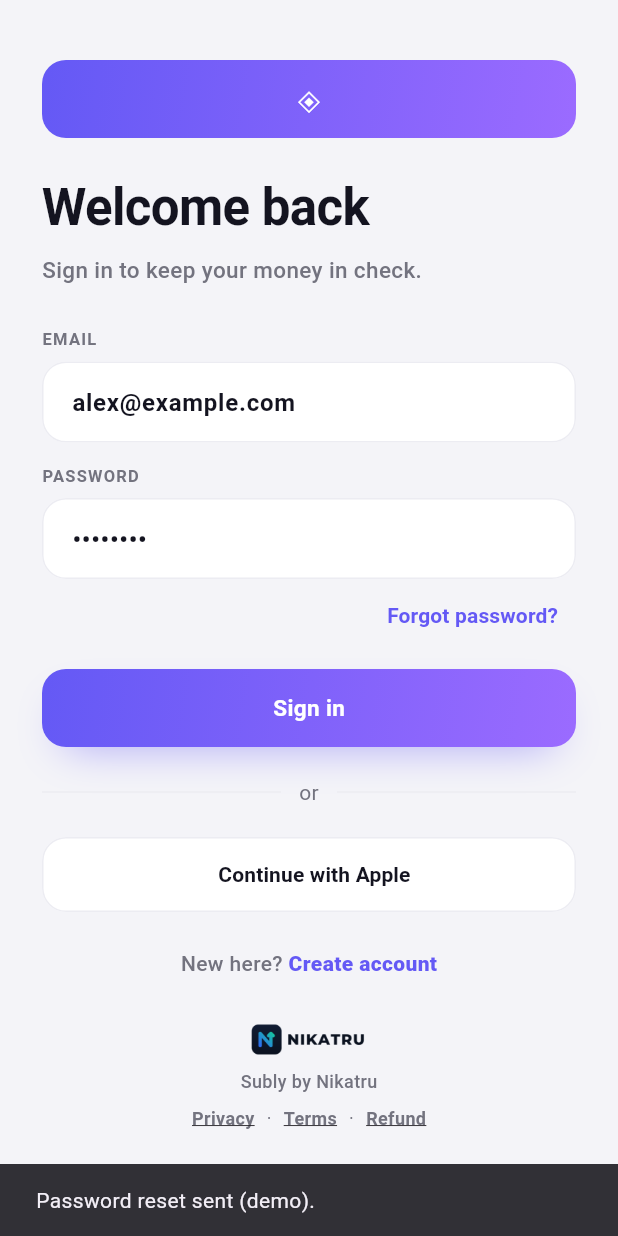
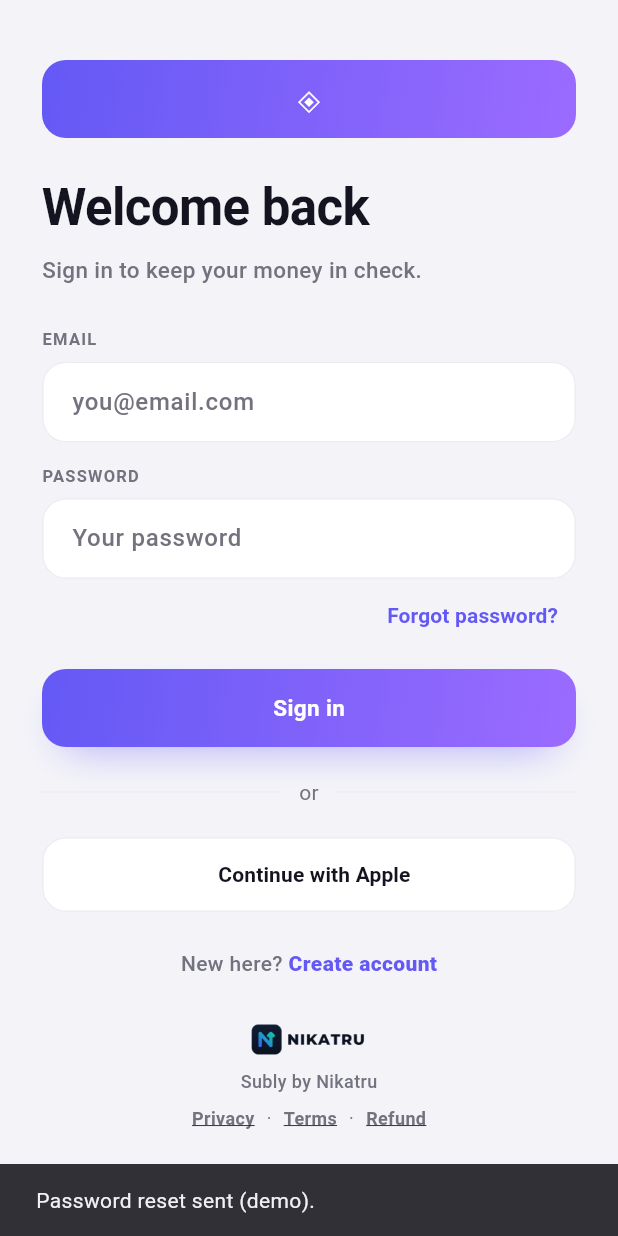
Before and after one commit to globalonlinedeveloper/Project_Cross_Platform_Apps, a Flutter app: the LoginScreen screen opened by its route, after a tap on "Forgot password?", on a phone screen of 412 x 824 dp. Run offline on Flutter 3.47's test engine with Material 3 defaults, Android fonts, the phone set to English and light mode, and no system bars; our stand-ins replace dio, flutter_local_notifications, flutter_riverpod, go_router, supabase_flutter, timezone; accounts and stored records are empty; Roboto replaces fonts that are missing (Manrope, Space Grotesk).

Commit message:
fix(login,scan): real login UX + friendly errors; determinate scan progress; tests
- login: drop the demo alex@example.com/password pre-fill, add field hints,
  client-side validation (empty / bad email), and map auth errors to friendly
  messages so users never see a raw AuthApiException.
- scan: the linear progress bar now tracks the real percentage.
- test/logic_test.dart: unit tests (Currency, Subscription) + enable `flutter test` in CI.
- integration_test: negative-path coverage — empty fields + invalid credentials.

```diff
--- a/app/lib/features/auth/login_screen.dart
+++ b/app/lib/features/auth/login_screen.dart
@@ -16,10 +16,8 @@ class LoginScreen extends ConsumerStatefulWidget {
 }
 
 class _LoginScreenState extends ConsumerState<LoginScreen> {
-  final TextEditingController _email =
-      TextEditingController(text: 'alex@example.com');
-  final TextEditingController _password =
-      TextEditingController(text: 'password');
+  final TextEditingController _email = TextEditingController();
+  final TextEditingController _password = TextEditingController();
   bool _loading = false;
   bool _signUp = false;
 
@@ -31,6 +29,15 @@ class _LoginScreenState extends ConsumerState<LoginScreen> {
   }
 
   Future<void> _submit() async {
+    final String email = _email.text.trim();
+    if (email.isEmpty || _password.text.isEmpty) {
+      _snack('Enter your email and password.');
+      return;
+    }
+    if (!email.contains('@') || !email.contains('.')) {
+      _snack('Enter a valid email address.');
+      return;
+    }
     setState(() => _loading = true);
     final auth = ref.read(authRepositoryProvider);
     try {
@@ -65,8 +72,39 @@ class _LoginScreenState extends ConsumerState<LoginScreen> {
   void _snack(Object e) {
     if (!mounted) return;
     ScaffoldMessenger.of(context).showSnackBar(
-      SnackBar(content: Text(e.toString().replaceFirst('Exception: ', ''))),
+      SnackBar(content: Text(_friendlyMessage(e))),
     );
+  }
+
+  /// Maps raw auth/network errors onto short, human messages so users never see
+  /// a stack-tracey exception (e.g. Supabase's invalid_credentials).
+  String _friendlyMessage(Object e) {
+    if (e is String) return e;
+    final String raw = e.toString().toLowerCase();
+    if (raw.contains('invalid_credentials') || raw.contains('invalid login')) {
+      return 'Incorrect email or password.';
+    }
+    if (raw.contains('already registered') ||
+        raw.contains('already been registered') ||
+        raw.contains('user_already_exists')) {
+      return 'That email is already registered — try signing in.';
+    }
+    if (raw.contains('weak_password') || raw.contains('password should be')) {
+      return 'Password must be at least 6 characters.';
+    }
+    if (raw.contains('email_not_confirmed') || raw.contains('not confirmed')) {
+      return 'Please confirm your email, then sign in.';
+    }
+    if (raw.contains('rate limit') || raw.contains('over_email_send')) {
+      return 'Too many attempts — please wait a moment and try again.';
+    }
+    if (raw.contains('socketexception') ||
+        raw.contains('failed host lookup') ||
+        raw.contains('connection') ||
+        raw.contains('network')) {
+      return 'Network error — check your connection and try again.';
+    }
+    return 'Something went wrong. Please try again.';
   }
 
   @override
@@ -102,10 +140,11 @@ class _LoginScreenState extends ConsumerState<LoginScreen> {
               ),
               const SizedBox(height: 28),
               _field('EMAIL', _email, TextInputType.emailAddress,
-                  fieldKey: E2EKeys.loginEmail),
+                  fieldKey: E2EKeys.loginEmail, hint: 'you@email.com'),
               const SizedBox(height: 14),
               _field('PASSWORD', _password, TextInputType.text,
-                  obscure: true, fieldKey: E2EKeys.loginPassword),
+                  obscure: true, fieldKey: E2EKeys.loginPassword,
+                  hint: 'Your password'),
               if (!_signUp)
                 Align(
                   alignment: Alignment.centerRight,
@@ -176,7 +215,7 @@ class _LoginScreenState extends ConsumerState<LoginScreen> {
   }
 
   Widget _field(String label, TextEditingController c, TextInputType type,
-      {bool obscure = false, Key? fieldKey}) {
+      {bool obscure = false, Key? fieldKey, String? hint}) {
     return Column(
       crossAxisAlignment: CrossAxisAlignment.start,
       children: <Widget>[
@@ -189,6 +228,8 @@ class _LoginScreenState extends ConsumerState<LoginScreen> {
           keyboardType: type,
           style: AppText.body.copyWith(fontWeight: FontWeight.w600),
           decoration: InputDecoration(
+            hintText: hint,
+            hintStyle: AppText.muted.copyWith(fontWeight: FontWeight.w500),
             filled: true,
             fillColor: AppColors.surface,
             contentPadding:
```
Also changed, not shown: app/lib/features/scan/scan_screen.dart (+9 -4 lines), 3 other files.
